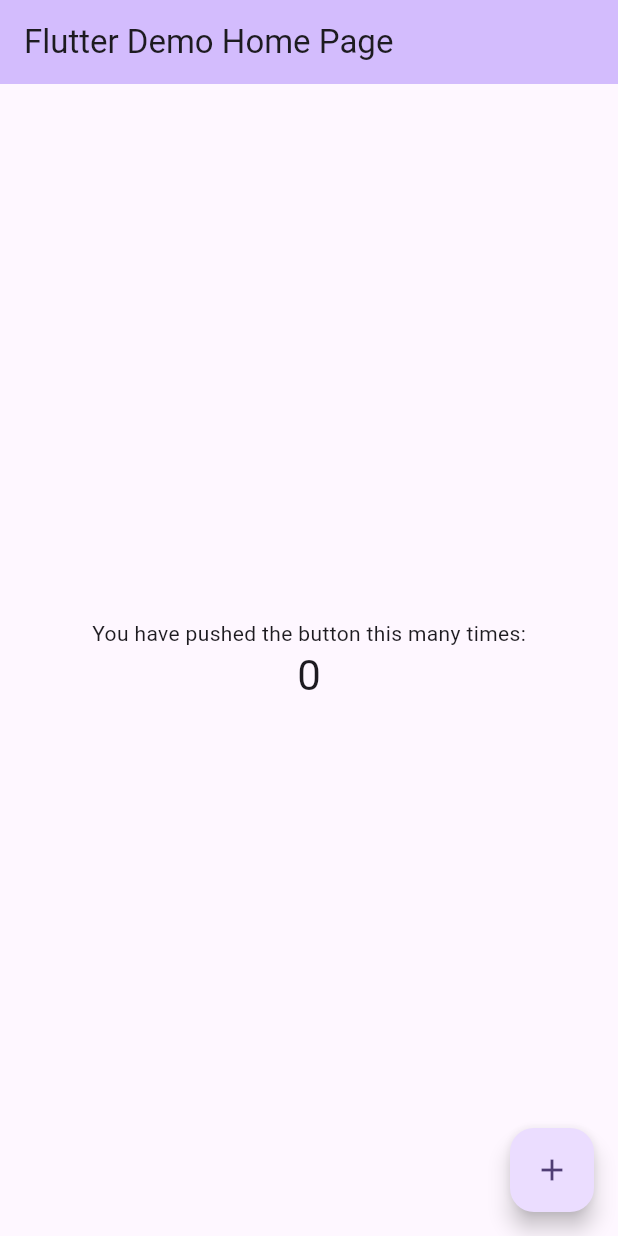
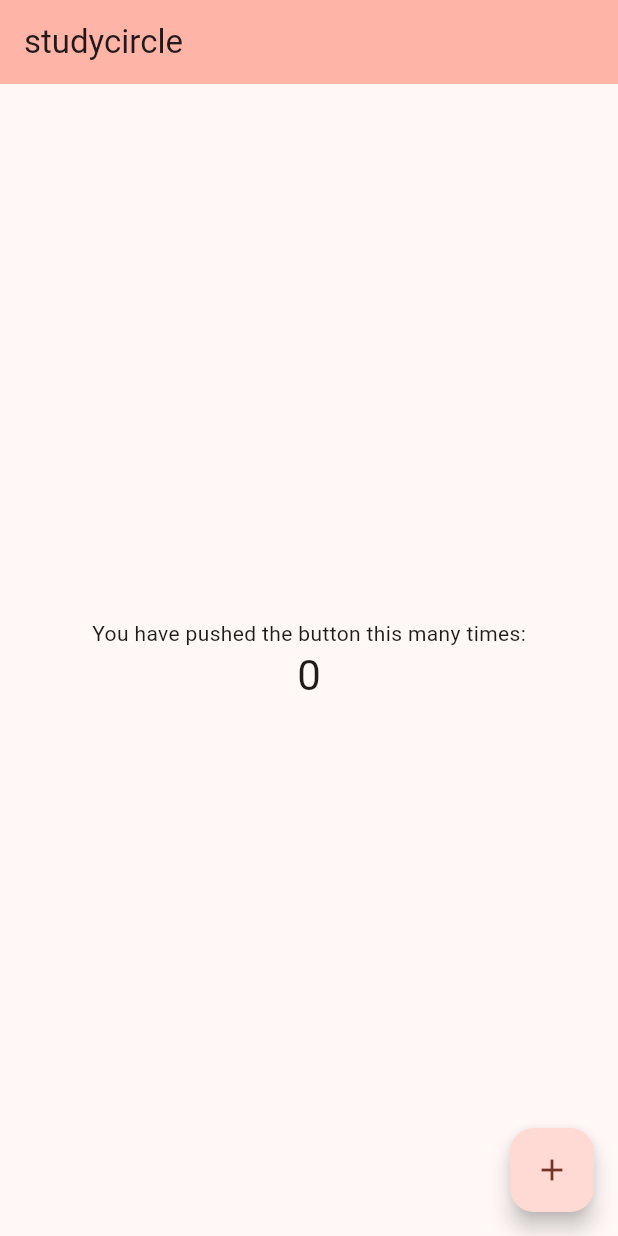
Before and after one commit to BertrandKL/studycircle, a Flutter app: the screen it shows after launch, on a phone screen of 412 x 824 dp. Run offline on Flutter 3.47's test engine with Material 3 defaults, Android fonts, the phone set to English and light mode, and no system bars.

Commit message:
trying to change title screen name to study circle

```diff
--- a/lib/main.dart
+++ b/lib/main.dart
@@ -11,7 +11,7 @@ class MyApp extends StatelessWidget {
   @override
   Widget build(BuildContext context) {
     return MaterialApp(
-      title: 'Flutter Demo',
+      title: 'studycircle',
       theme: ThemeData(
         // This is the theme of your application.
         //
@@ -28,9 +28,9 @@ class MyApp extends StatelessWidget {
         //
         // This works for code too, not just values: Most code changes can be
         // tested with just a hot reload.
-        colorScheme: .fromSeed(seedColor: Colors.deepPurple),
+        colorScheme: .fromSeed(seedColor: const Color.fromARGB(255, 255, 0, 0)),
       ),
-      home: const MyHomePage(title: 'Flutter Demo Home Page'),
+      home: const MyHomePage(title: 'studycircle'),
     );
   }
 }
```
